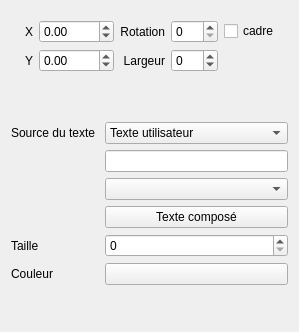
Old version of the form sources/editor/ui/dynamictextfieldeditor.ui in the repository qelectrotech/qelectrotech-source-mirror.
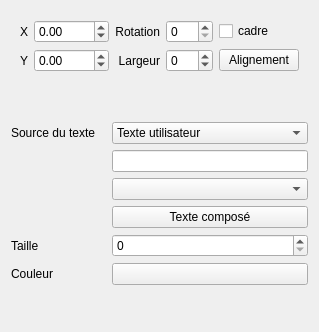
New version of the form.

Commit message: Element editor : alignment of text field can be edited

The edit to the form file:
```diff
--- a/sources/editor/ui/dynamictextfieldeditor.ui
+++ b/sources/editor/ui/dynamictextfieldeditor.ui
@@ -196,6 +196,13 @@
         </property>
        </widget>
       </item>
+      <item row="1" column="6">
+       <widget class="QPushButton" name="m_alignment_pb">
+        <property name="text">
+         <string>Alignement</string>
+        </property>
+       </widget>
+      </item>
      </layout>
     </widget>
    </item>
```
The commit also changes 7 other files.
